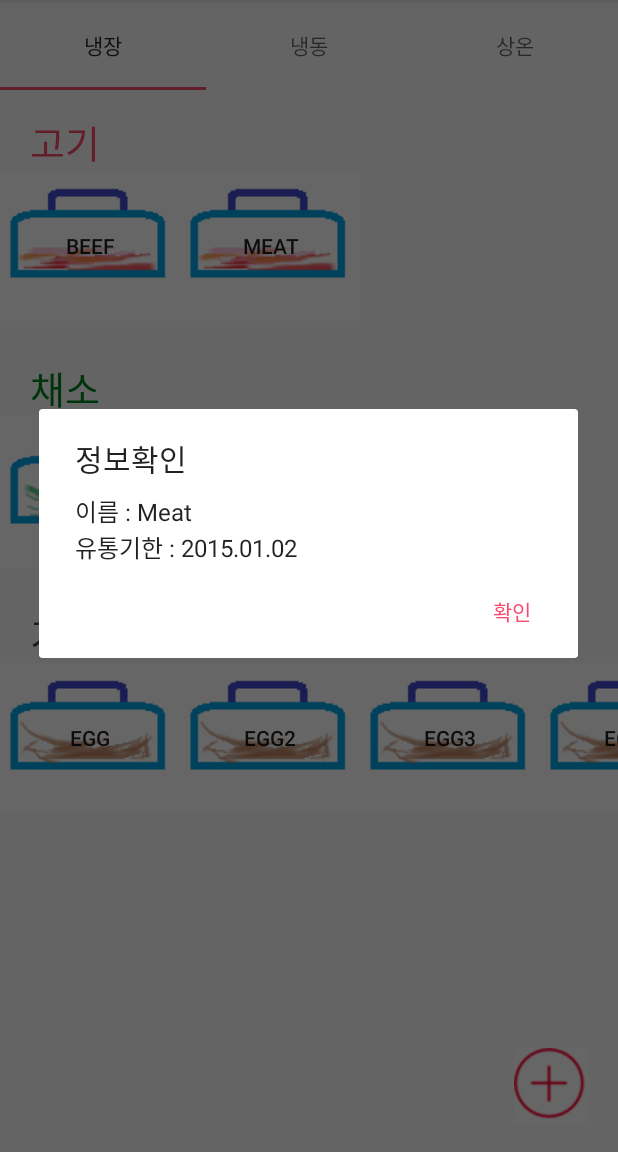
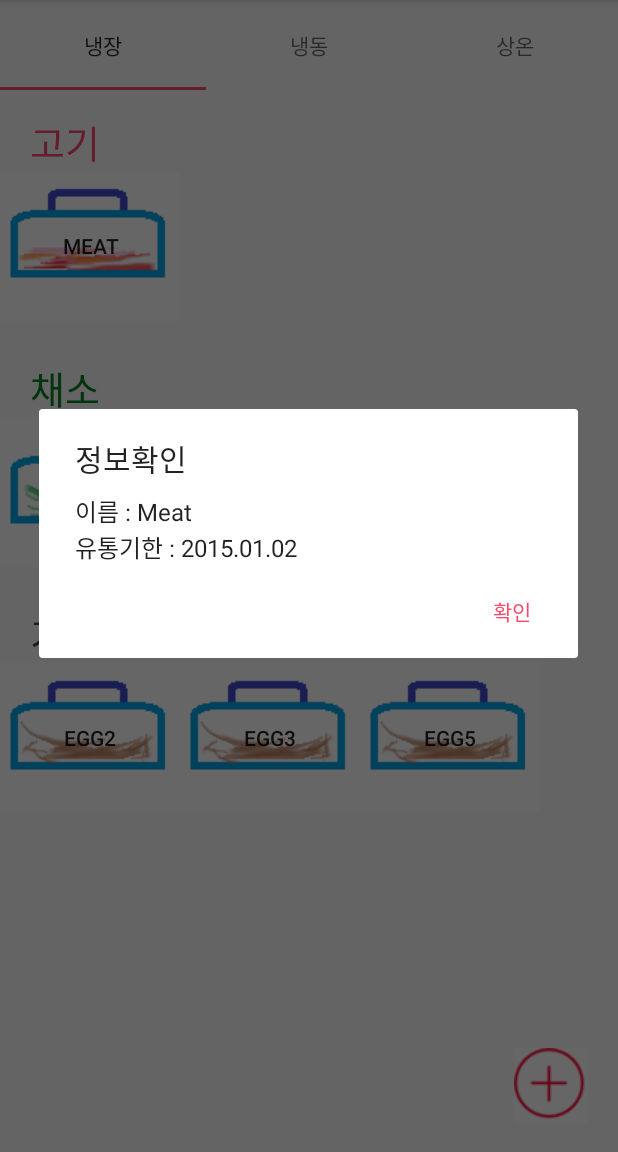
Before and after one commit to doodoo1213/Please_refrigerator, an Android app: the MainActivity screen opened directly, with no data from a screen before it, after a tap on "MEAT", on a phone screen of 412 x 824 dp, the part 84-1236 px from its top. Run offline under Robolectric (Android 15) with nearby library versions, the phone set to English and light mode, and no system bars; our stand-ins replace ButterKnife; 1 statement that could not run was skipped; 2 other taps on this screen came first.

```diff
--- a/app/src/main/java/com/example/kimjuyoung/please_refrigerator/activity/MainActivity.java
+++ b/app/src/main/java/com/example/kimjuyoung/please_refrigerator/activity/MainActivity.java
@@ -54,11 +54,17 @@ public class MainActivity extends AppCompatActivity
             switch(position)
             {
                 case 0:
-                    return new Refrigerator();
+                    Show a = new Show();
+                    a.setCategory(0);
+                    return a;
                 case 1:
-                    return new Freezer();
+                    Show b = new Show();
+                    b.setCategory(1);
+                    return b;
                 case 2:
-                    return new Ordinary();
+                    Show c = new Show();
+                    c.setCategory(2);
+                    return c;
                 default:
                     return null;
             }
--- a/app/src/main/java/com/example/kimjuyoung/please_refrigerator/activity/Refrigerator.java
+++ /dev/null
@@ -1,131 +0,0 @@
-package com.example.kimjuyoung.please_refrigerator.activity;
-
-import android.annotation.SuppressLint;
-import android.app.AlertDialog;
-import android.content.Context;
-import android.content.DialogInterface;
-import android.support.v4.app.Fragment;
-import android.os.Bundle;
-import android.view.LayoutInflater;
-import android.view.View;
-import android.view.ViewGroup;
-import android.widget.Button;
-import android.widget.LinearLayout;
-
-import com.example.kimjuyoung.please_refrigerator.R;
-
-import java.util.ArrayList;
-import java.util.Vector;
-
-import butterknife.BindView;
-
-
-public class Refrigerator extends Fragment implements View.OnClickListener{
-    ArrayList<Food_info> meat_info = new ArrayList<Food_info>(0);
-    ArrayList<Food_info> vege_info = new ArrayList<Food_info>(0);
-    ArrayList<Food_info> etc_info = new ArrayList<Food_info>(0);
-
-    LinearLayout meatList;
-    LinearLayout vegetableList;
-    LinearLayout etcList;
-
-    public Refrigerator()
-    {
-    }
-
-    @Override
-    public void onCreate(Bundle savedInstanceState)
-    {
-        super.onCreate(savedInstanceState);
-    }
-    @Override
-    public View onCreateView(LayoutInflater inflater, ViewGroup container, Bundle savedInstanceState)
-    {
-
-        View layout = (View) inflater.inflate(R.layout.storage, container, false);
-        meatList = (LinearLayout) layout.findViewById(R.id.list_meat);
-        vegetableList = (LinearLayout) layout.findViewById(R.id.list_vegetable);
-        etcList = (LinearLayout) layout.findViewById(R.id.list_etc);
-        initList();
-        return layout;
-    }
-    private void input_data(){
-        meat_info.add(new Food_info("Beef", "2015.01.01"));
-        meat_info.add(new Food_info("Meat", "2015.01.02"));
-
-        vege_info.add(new Food_info("onion", "2015.01.01"));
-
-        etc_info.add(new Food_info("egg", "2015.01.01"));
-        etc_info.add(new Food_info("egg2", "2015.01.02"));
-        etc_info.add(new Food_info("egg3", "2015.01.02"));
-        etc_info.add(new Food_info("egg4", "2015.01.02"));
-        etc_info.add(new Food_info("egg5", "2015.01.02"));
-    }
-    private void initList() {
-        input_data();
-
-        //버튼 추가
-        Vector<Button> btn_meats = new Vector<>(0);
-        for (int i = 0; i < meat_info.size(); i++) {// 원하는 수만큼 버튼 생성
-            btn_meats.addElement(new Button(getActivity()));
-            btn_meats.elementAt(i).setText(meat_info.get(i).name);
-            btn_meats.elementAt(i).setBackgroundResource(R.drawable.img_meat);
-            meatList.addView(btn_meats.elementAt(i));
-            btn_meats.elementAt(i).setId(100+i);
-            btn_meats.elementAt(i).setOnClickListener(this);
-        }
-
-        Vector<Button> btn_vegetables = new Vector<>(0);
-        for (int i = 0; i < vege_info.size(); i++) {// 원하는 수만큼 버튼 생성
-            btn_vegetables.addElement(new Button(getActivity()));
-            btn_vegetables.elementAt(i).setText(vege_info.get(i).name);
-            btn_vegetables.elementAt(i).setBackgroundResource(R.drawable.img_vegetable);
-            vegetableList.addView(btn_vegetables.elementAt(i));
-            btn_vegetables.elementAt(i).setId(200+i);
-            btn_vegetables.elementAt(i).setOnClickListener(this);
-        }
-
-        Vector<Button> btn_etcs = new Vector<>(0);
-        for (int i = 0; i < etc_info.size(); i++) {// 원하는 수만큼 버튼 생성
-            btn_etcs.addElement(new Button(getActivity()));
-            btn_etcs.elementAt(i).setText(etc_info.get(i).name);
-            btn_etcs.elementAt(i).setBackgroundResource(R.drawable.img_etc);
-            etcList.addView(btn_etcs.elementAt(i));
-            btn_etcs.elementAt(i).setId(300+i);
-            btn_etcs.elementAt(i).setOnClickListener(this);
-        }
-    }
-    @SuppressLint("ResourceType")
-    public void onClick(View v){
-
-        int index;
-        index = v.getId()%100; //버튼의 분류
-
-        switch(v.getId()/100){ //category의 분류
-            case 1 : Show_info(meat_info.get(index));break;
-            case 2 : Show_info(vege_info.get(index));break;
-            case 3 : Show_info(etc_info.get(index));break;
-        }
-    }
-        private void Show_info(Food_info  food){
-
-            final Context context = getView().getContext();
-            AlertDialog.Builder alertDialogBuilder = new AlertDialog.Builder(context);
-            // 제목셋팅
-            alertDialogBuilder.setTitle("정보확인");
-
-            alertDialogBuilder
-                    .setMessage("이름 : " + food.name + "\n유통기한 : " + food.exp)
-                    .setCancelable(false)
-                    .setPositiveButton("확인",
-                            new DialogInterface.OnClickListener() {
-                                public void onClick(
-                                        DialogInterface dialog, int id) {
-                                    // 다이얼로그를 취소한다
-                                    dialog.cancel();
-                                }
-                            });
-            AlertDialog alertDialog = alertDialogBuilder.create();
-            alertDialog.show();
-        }
-    }
--- a/app/src/main/java/com/example/kimjuyoung/please_refrigerator/activity/Freezer.java
+++ b/app/src/main/java/com/example/kimjuyoung/please_refrigerator/activity/Show.java
@@ -20,7 +20,7 @@ import java.util.Vector;
 import butterknife.BindView;
 
 
-public class Freezer extends Fragment implements View.OnClickListener{
+public class Show extends Fragment implements View.OnClickListener{
     ArrayList<Food_info> meat_info = new ArrayList<Food_info>(0);
     ArrayList<Food_info> vege_info = new ArrayList<Food_info>(0);
     ArrayList<Food_info> etc_info = new ArrayList<Food_info>(0);
@@ -29,7 +29,12 @@ public class Freezer extends Fragment implements View.OnClickListener{
     LinearLayout vegetableList;
     LinearLayout etcList;
 
-    public Freezer()
+    int category;
+
+    public void setCategory(int category){
+        this.category = category;
+    }
+    public Show()
     {
     }
 
@@ -50,14 +55,17 @@ public class Freezer extends Fragment implements View.OnClickListener{
         return layout;
     }
     private void input_data(){
+        if(category == 2)
         meat_info.add(new Food_info("Beef", "2015.01.01"));
-
+        meat_info.add(new Food_info("Meat", "2015.01.02"));
 
         vege_info.add(new Food_info("onion", "2015.01.01"));
 
+        if(category == 1)
         etc_info.add(new Food_info("egg", "2015.01.01"));
         etc_info.add(new Food_info("egg2", "2015.01.02"));
         etc_info.add(new Food_info("egg3", "2015.01.02"));
+        if(category == 3)
         etc_info.add(new Food_info("egg4", "2015.01.02"));
         etc_info.add(new Food_info("egg5", "2015.01.02"));
     }
```
Also changed, not shown: app/src/main/java/com/example/kimjuyoung/please_refrigerator/activity/Ordinary.java (deleted, +0 -129 lines). Lines whose indentation alone changed are shown as unchanged.
